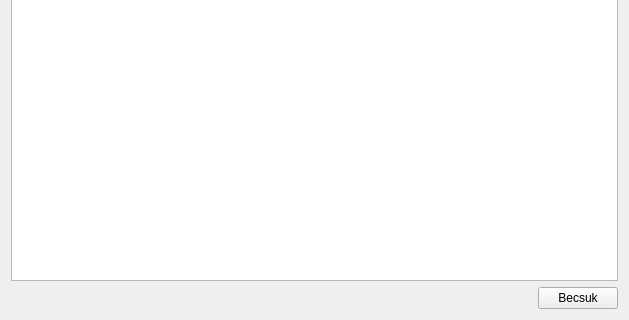
Above: lv2g/apierrcodes.ui from csikfer/lanview2 before the change; both pictures show x 0 to 629 and y 219 to 539 of the 629 by 539 pixel window. Below: the same form after it.
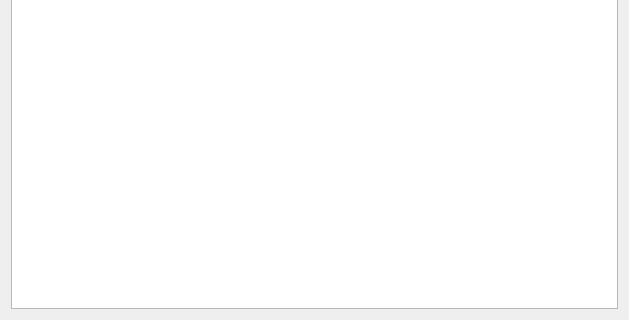
That is the form after the change.

Patch:
```diff
--- a/lv2g/apierrcodes.ui
+++ b/lv2g/apierrcodes.ui
@@ -28,30 +28,6 @@
      </column>
     </widget>
    </item>
-   <item>
-    <layout class="QHBoxLayout" name="horizontalLayout">
-     <item>
-      <spacer name="horizontalSpacer">
-       <property name="orientation">
-        <enum>Qt::Horizontal</enum>
-       </property>
-       <property name="sizeHint" stdset="0">
-        <size>
-         <width>40</width>
-         <height>20</height>
-        </size>
-       </property>
-      </spacer>
-     </item>
-     <item>
-      <widget class="QPushButton" name="closwPB">
-       <property name="text">
-        <string>Becsuk</string>
-       </property>
-      </widget>
-     </item>
-    </layout>
-   </item>
   </layout>
  </widget>
  <resources/>
```
